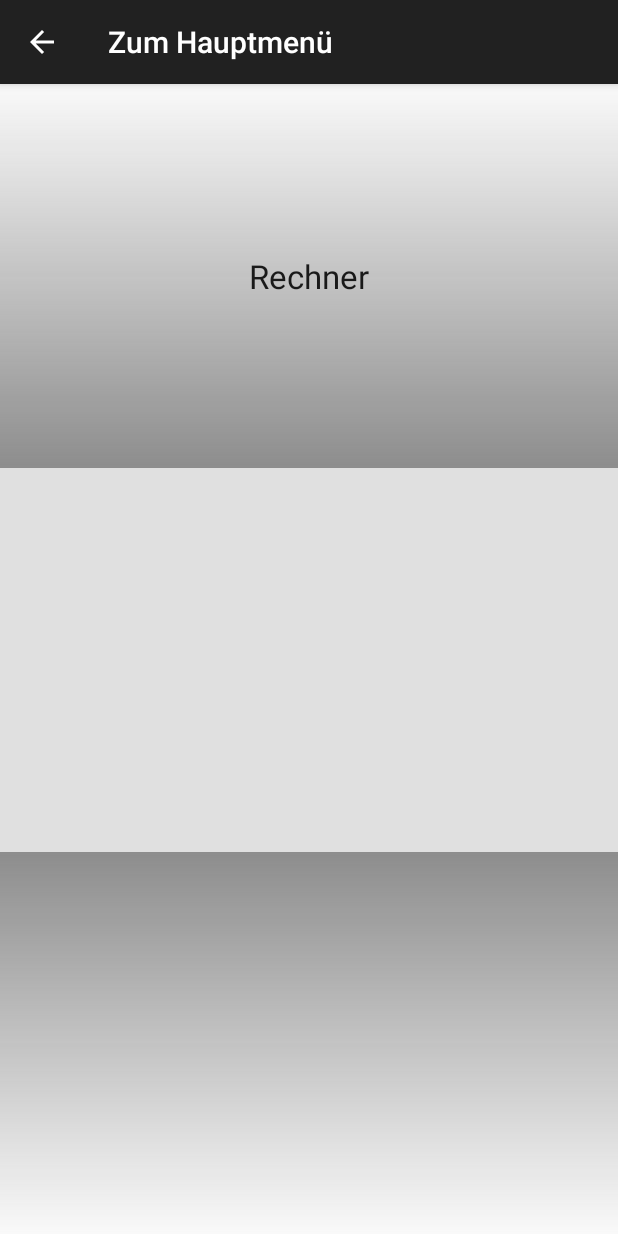
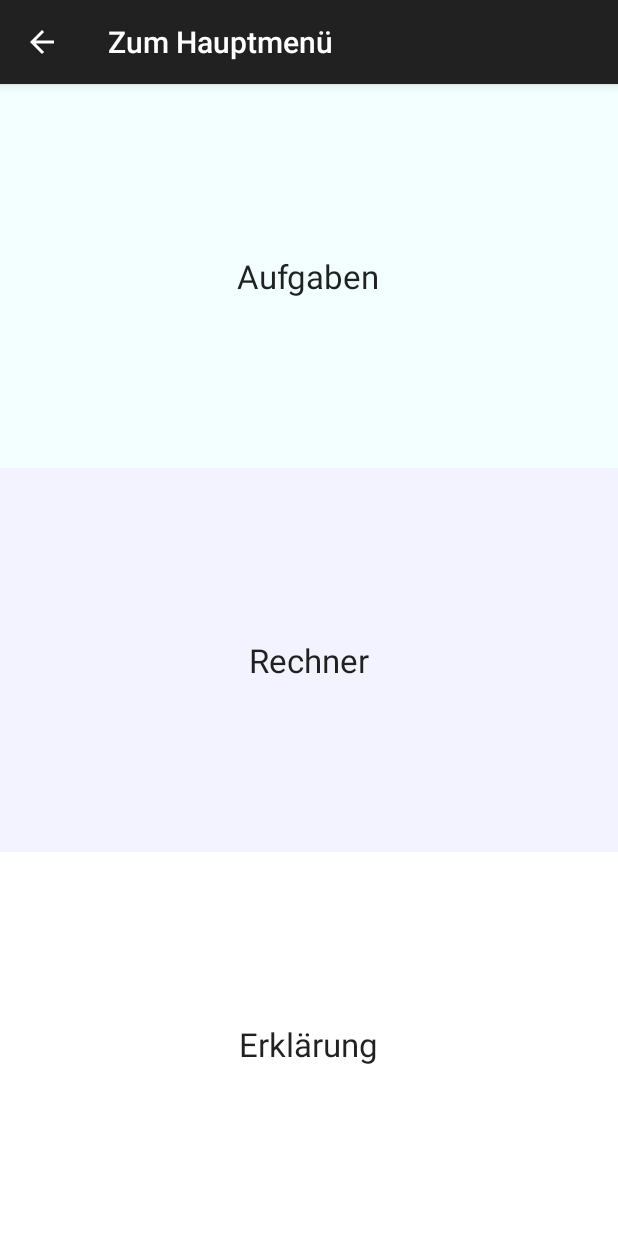
Before and after one commit to AlphaReborn/Stochastik-App, an Android app: the FelderMenu screen opened directly, with no data from a screen before it, on a phone screen of 412 x 824 dp. Run offline under Robolectric (Android 15) with nearby library versions, the phone set to English and light mode, and no system bars.

Commit message:
Menu Layout changed

```diff
--- a/app/src/main/java/com/alphareborn/stochastik_app/FelderMenu.java
+++ b/app/src/main/java/com/alphareborn/stochastik_app/FelderMenu.java
@@ -19,7 +19,7 @@ public class FelderMenu extends AppCompatActivity {
         getSupportActionBar().setDisplayHomeAsUpEnabled(true);
         setTitle("Zum Hauptmenü");
 
-        RelativeLayout layout = (RelativeLayout) findViewById(R.id.rechner);
+        RelativeLayout layout = (RelativeLayout) findViewById(R.id.felderrechner);
         layout.setOnClickListener(new View.OnClickListener() {
 
             @Override
--- a/app/src/main/java/com/alphareborn/stochastik_app/MuenzMenu.java
+++ b/app/src/main/java/com/alphareborn/stochastik_app/MuenzMenu.java
@@ -19,7 +19,7 @@ public class MuenzMenu extends AppCompatActivity {
         getSupportActionBar().setDisplayHomeAsUpEnabled(true);
         setTitle("Zum Hauptmenü");
 
-        RelativeLayout layout = (RelativeLayout) findViewById(R.id.muenzmenu);
+        RelativeLayout layout = (RelativeLayout) findViewById(R.id.muenzrechner);
         layout.setOnClickListener(new View.OnClickListener() {
 
             @Override
--- a/app/src/main/res/layout/felder_menu_layout.xml
+++ b/app/src/main/res/layout/felder_menu_layout.xml
@@ -4,10 +4,26 @@
     android:layout_width="match_parent" android:layout_height="fill_parent">
 
     <RelativeLayout
-        android:id="@+id/rechner"
+        android:id="@+id/felderaufgaben"
         android:layout_width="fill_parent"
         android:layout_height="0dp"
-        android:background="@drawable/drop_shadow2"
+        android:background="#f3ffff"
+        android:layout_weight="33">
+
+        <TextView
+            android:layout_width="wrap_content"
+            android:layout_height="wrap_content"
+            android:textAppearance="?android:attr/textAppearanceLarge"
+            android:text="Aufgaben"
+            android:id="@+id/textView1"
+            android:layout_centerInParent="true"/>
+    </RelativeLayout>
+
+    <RelativeLayout
+        android:id="@+id/felderrechner"
+        android:layout_width="fill_parent"
+        android:layout_height="0dp"
+        android:background="#f3f3ff"
         android:layout_weight="33">
 
         <TextView
@@ -15,18 +31,24 @@
             android:layout_height="wrap_content"
             android:textAppearance="?android:attr/textAppearanceLarge"
             android:text="Rechner"
-            android:id="@+id/textView"
-            android:layout_centerInParent="true"
-            />
+            android:id="@+id/textView2"
+            android:layout_centerInParent="true"/>
     </RelativeLayout>
-    <LinearLayout
+
+    <RelativeLayout
+        android:id="@+id/feldererklaerung"
         android:layout_width="fill_parent"
-        android:background="#E0E0E0"
+        android:background="#ffffff"
         android:layout_height="0dp"
-        android:layout_weight="33"/>
-    <LinearLayout
-        android:layout_width="fill_parent"
-        android:background="@drawable/drop_shadow"
-        android:layout_height="0dp"
-        android:layout_weight="33"/>
+        android:layout_weight="33">
+
+        <TextView
+            android:layout_width="wrap_content"
+            android:layout_height="wrap_content"
+            android:textAppearance="?android:attr/textAppearanceLarge"
+            android:text="Erklärung"
+            android:id="@+id/textView3"
+            android:layout_centerInParent="true"/>
+    </RelativeLayout>
+
 </LinearLayout>
--- a/app/src/main/res/layout/muenze_rechner_layout.xml
+++ b/app/src/main/res/layout/muenze_rechner_layout.xml
@@ -7,7 +7,4 @@
     tools:context="com.alphareborn.stochastik_app.MuenzRechner"
     android:id="@+id/muenzrechner">
 
-    <TextView android:text="@string/hello_world" android:layout_width="wrap_content"
-        android:layout_height="wrap_content" />
-
 </RelativeLayout>
```
Also changed, not shown: app/src/main/res/layout/baum_menu_layout.xml (+35 -12 lines), app/src/main/res/layout/muenze_menu_layout.xml (+35 -13 lines), app/src/main/res/layout/urne_menu_layout.xml (+35 -12 lines), app/src/main/res/layout/wuerfel_menu_layout.xml (+34 -12 lines), 22 other files.
